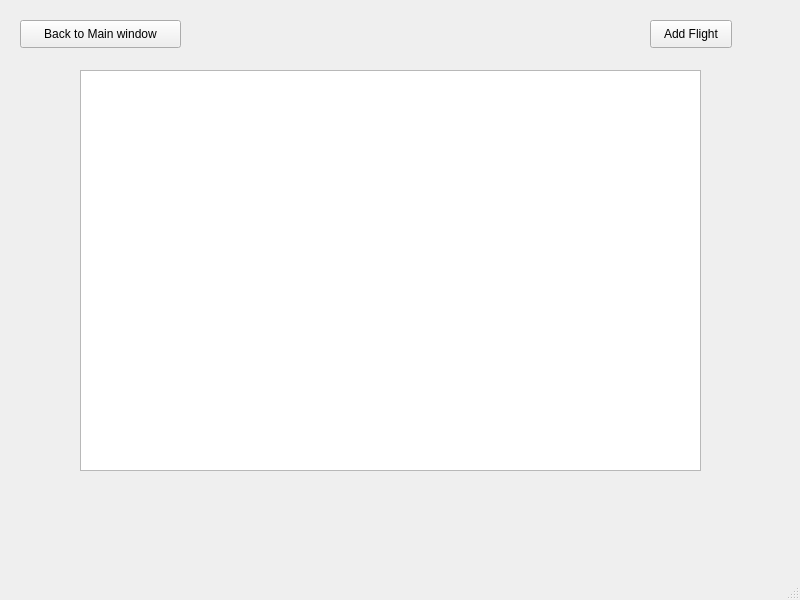
SherifHamdy23/Expedia_Cpp, file flightswindow.ui: the form before one commit.
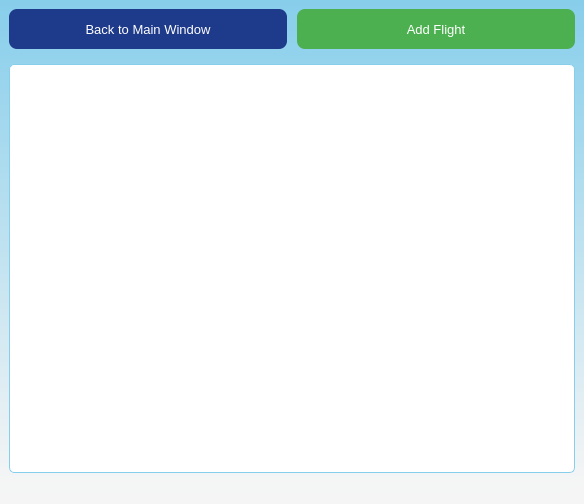
The form after the commit. Icons and pictures are not drawn.

What changed in the file:
```diff
--- a/flightswindow.ui
+++ b/flightswindow.ui
@@ -6,50 +6,89 @@
    <rect>
     <x>0</x>
     <y>0</y>
-    <width>800</width>
-    <height>600</height>
+    <width>584</width>
+    <height>504</height>
    </rect>
   </property>
   <property name="windowTitle">
-   <string>MainWindow</string>
+   <string>Flight Management</string>
+  </property>
+  <property name="styleSheet">
+   <string>background: qlineargradient(x1:0, y1:0, x2:0, y2:1, stop:0 #87CEEB, stop:1 #F5F5F5);
+           background-image: url('https://www.transparentpng.com/thumb/plane/transparent-airplane-png-image-2.png');
+           background-repeat: no-repeat;
+           background-position: center 20%;
+           background-size: 150px;</string>
   </property>
   <widget class="QWidget" name="centralwidget">
-   <widget class="QTableView" name="tableView">
-    <property name="geometry">
-     <rect>
-      <x>80</x>
-      <y>70</y>
-      <width>621</width>
-      <height>401</height>
-     </rect>
+   <layout class="QVBoxLayout" name="mainLayout">
+    <property name="spacing">
+     <number>15</number>
     </property>
-   </widget>
-   <widget class="QPushButton" name="backBtn">
-    <property name="geometry">
-     <rect>
-      <x>20</x>
-      <y>20</y>
-      <width>161</width>
-      <height>28</height>
-     </rect>
-    </property>
-    <property name="text">
-     <string>Back to Main window</string>
-    </property>
-   </widget>
-   <widget class="QPushButton" name="AddFlight">
-    <property name="geometry">
-     <rect>
-      <x>650</x>
-      <y>20</y>
-      <width>82</width>
-      <height>28</height>
-     </rect>
-    </property>
-    <property name="text">
-     <string>Add Flight</string>
-    </property>
-   </widget>
+    <item>
+     <layout class="QHBoxLayout" name="buttonLayout">
+      <property name="spacing">
+       <number>10</number>
+      </property>
+      <item>
+       <widget class="QPushButton" name="backBtn">
+        <property name="minimumSize">
+         <size>
+          <width>150</width>
+          <height>40</height>
+         </size>
+        </property>
+        <property name="font">
+         <font>
+          <pointsize>10</pointsize>
+         </font>
+        </property>
+        <property name="styleSheet">
+         <string>background-color: #1E3A8A; color: white; border-radius: 8px; padding: 5px;</string>
+        </property>
+        <property name="text">
+         <string>Back to Main Window</string>
+        </property>
+       </widget>
+      </item>
+      <item>
+       <widget class="QPushButton" name="AddFlight">
+        <property name="minimumSize">
+         <size>
+          <width>150</width>
+          <height>40</height>
+         </size>
+        </property>
+        <property name="font">
+         <font>
+          <pointsize>10</pointsize>
+         </font>
+        </property>
+        <property name="styleSheet">
+         <string>background-color: #4CAF50; color: white; border-radius: 8px; padding: 5px;</string>
+        </property>
+        <property name="text">
+         <string>Add Flight</string>
+        </property>
+       </widget>
+      </item>
+     </layout>
+    </item>
+    <item>
+     <widget class="QTableView" name="tableView">
+      <property name="sizePolicy">
+       <sizepolicy hsizetype="Expanding" vsizetype="Expanding">
+        <horstretch>0</horstretch>
+        <verstretch>0</verstretch>
+       </sizepolicy>
+      </property>
+      <property name="styleSheet">
+       <string>background-color: #FFFFFF; alternate-background-color: #F0F8FF; 
+               gridline-color: #87CEEB; border: 1px solid #87CEEB; border-radius: 5px;</string>
+      </property>
+     </widget>
+    </item>
+   </layout>
   </widget>
   <widget class="QMenuBar" name="menubar">
    <property name="geometry">
@@ -61,7 +100,11 @@
     </rect>
    </property>
   </widget>
-  <widget class="QStatusBar" name="statusbar"/>
+  <widget class="QStatusBar" name="statusbar">
+   <property name="styleSheet">
+    <string>background-color: rgba(245, 245, 245, 0.8); color: #333333;</string>
+   </property>
+  </widget>
  </widget>
  <resources/>
  <connections/>
```
Left out of the diff: 7 changed lines with no effect on the pictures.
